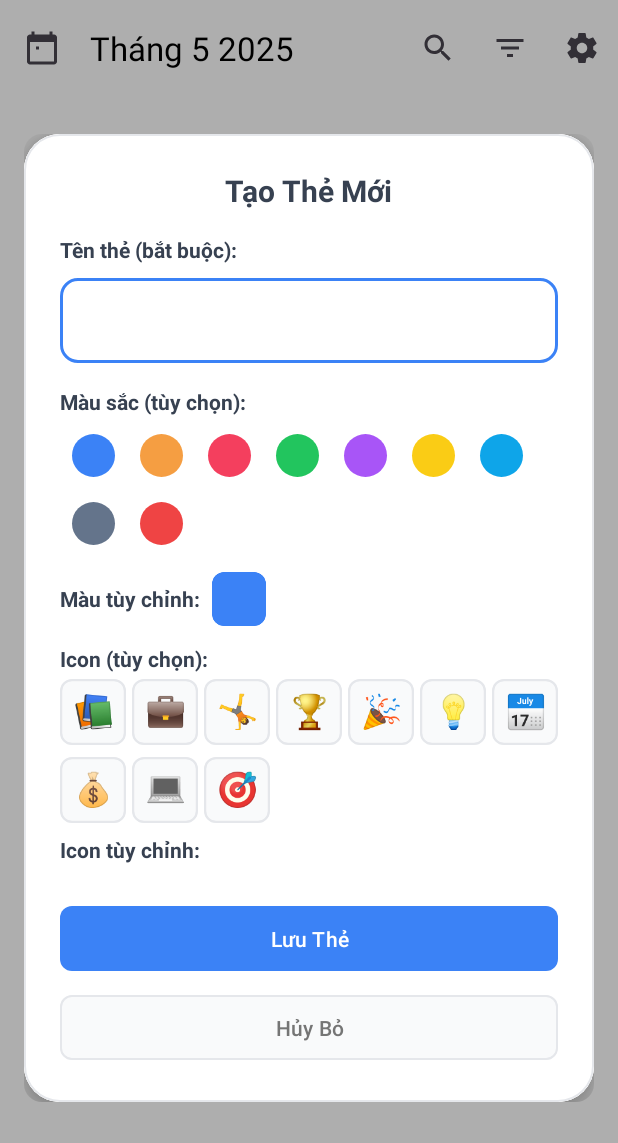
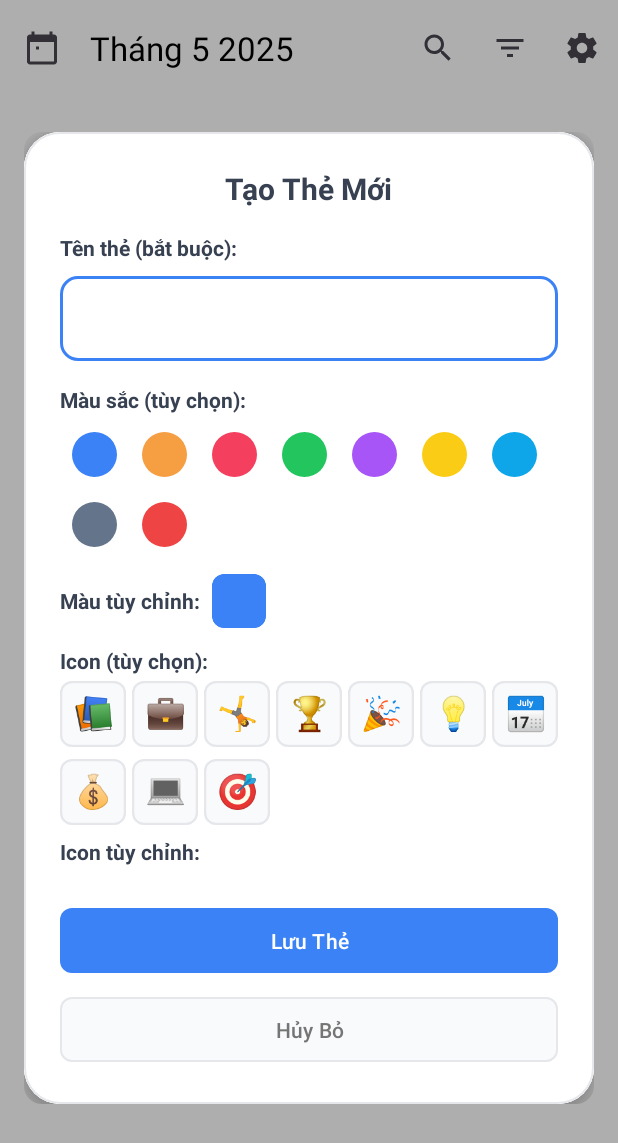
Before and after one commit to PhatDo744/TLU-Routine, an Android app: the AddEditTagDialogFragment screen opened through its navigation route, on a phone screen of 412 x 824 dp. Shown: the top 1143 px of the screen. Run offline under Robolectric (Android 15) with nearby library versions, the phone set to English and light mode, and no system bars; our stand-ins replace navigation-ui; libraries missing offline, so code that uses them is left out: androidx.emoji2.widget, com.skydoves.colorpickerview; plain views replace BrightnessSlideBar, ColorPickerView; 16 statements that could not run were skipped.

Commit message:
Update AddEditTagDialogFragment.java

```diff
--- a/app/src/main/java/com/example/tlu_routine/fragment/AddEditTagDialogFragment.java
+++ b/app/src/main/java/com/example/tlu_routine/fragment/AddEditTagDialogFragment.java
@@ -221,7 +221,7 @@ public class AddEditTagDialogFragment extends DialogFragment {
     private void setupColorChips() {
         if (getContext() == null) return;
         colorChipGroup.removeAllViews();
-        int size = (int) (45 * getResources().getDisplayMetrics().density);
+        int size = (int) (46 * getResources().getDisplayMetrics().density);
 
         for (String color : colorPalette) {
             Chip chip = new Chip(getContext());
```
